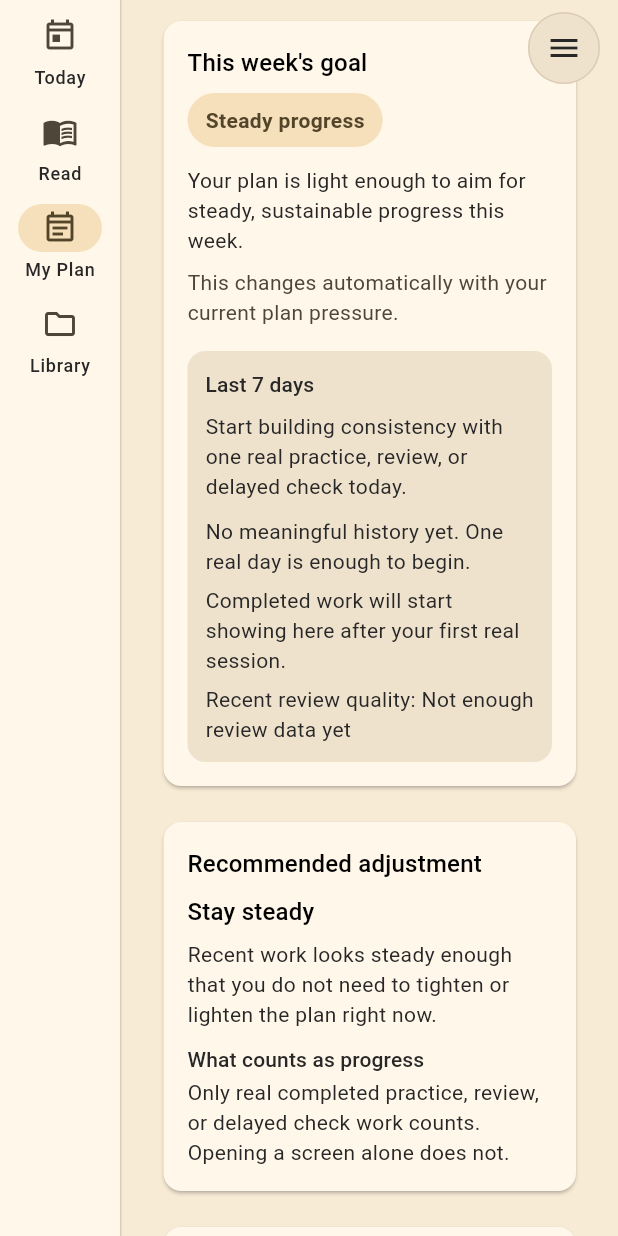
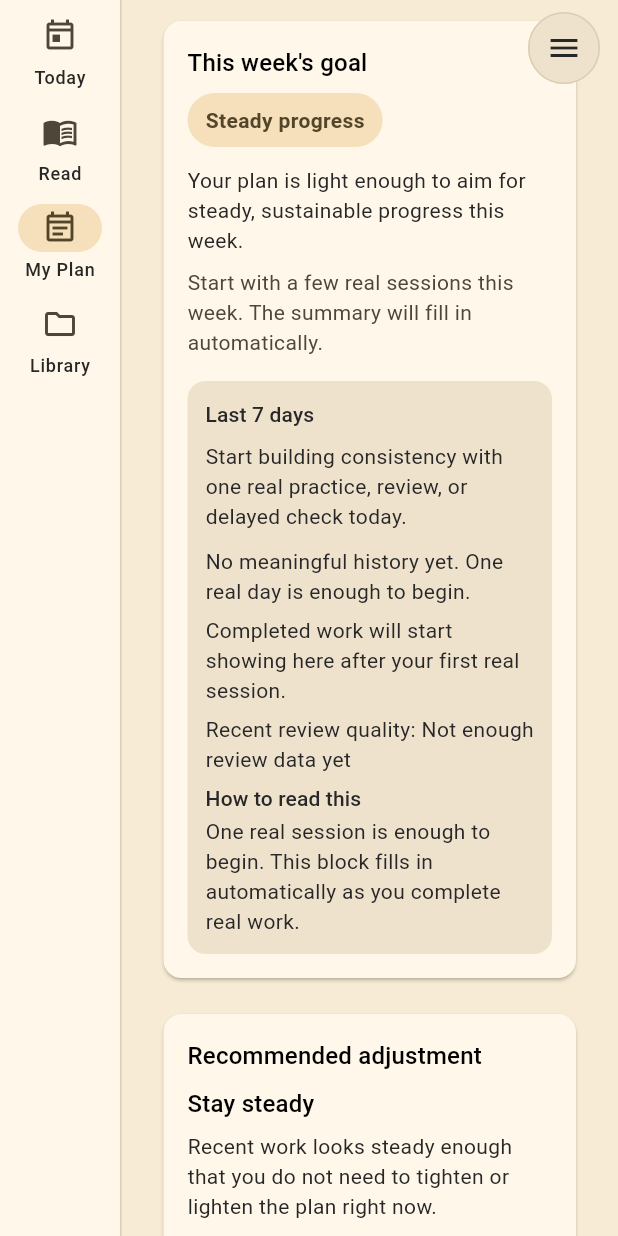
Before and after one commit to Adel199223/hifz_planner, a Flutter app: the PlanScreen screen opened by its route, scrolled down 1728 dp, on a phone screen of 412 x 824 dp. Run offline on Flutter 3.47's test engine with Material 3 defaults, Android fonts, the phone set to English and light mode, and no system bars; our stand-ins replace drift, drift_flutter, flutter_riverpod, flutter_svg, go_router, just_audio and 1 more; missing offline and left inert: just_audio_media_kit; accounts and stored records are empty; generated files the repository leaves out were written again.

Commit message:
feat(goals): align progress language across surfaces

```diff
--- a/lib/data/services/goal_progress_snapshot_service.dart
+++ b/lib/data/services/goal_progress_snapshot_service.dart
@@ -8,6 +8,14 @@ import 'scheduling/weekly_plan_generator.dart';
 enum GoalFocus { steadyProgress, protectRetention, recoveryAndStabilize }
 
 enum GoalProgressQualityBand { steady, mixed, strained }
+
+enum GoalProgressSurfaceState {
+  noMeaningfulHistory,
+  sparseRecentActivity,
+  steadyProgress,
+  protectRetention,
+  recoverySafely,
+}
 
 enum GoalCoachingRecommendation {
   staySteady,
@@ -36,11 +44,35 @@ class GoalProgressSnapshot {
   bool get isSteadyProgress => focus == GoalFocus.steadyProgress;
   bool get isProtectRetention => focus == GoalFocus.protectRetention;
   bool get isRecoveryAndStabilize => focus == GoalFocus.recoveryAndStabilize;
+  int get practiceDaysLast7 => completedPracticeDaysLast7 ?? 0;
+  int get delayedChecksLast7 => completedDelayedChecksLast7 ?? 0;
+  int get reviewsLast7 => completedReviewsLast7 ?? 0;
+  int get newPracticeLast7 => completedNewPracticeLast7 ?? 0;
+  int get totalCompletedWorkLast7 =>
+      delayedChecksLast7 + reviewsLast7 + newPracticeLast7;
   bool get hasRecentHistory =>
-      (completedPracticeDaysLast7 ?? 0) > 0 ||
-      (completedDelayedChecksLast7 ?? 0) > 0 ||
-      (completedReviewsLast7 ?? 0) > 0 ||
-      (completedNewPracticeLast7 ?? 0) > 0;
+      practiceDaysLast7 > 0 ||
+      delayedChecksLast7 > 0 ||
+      reviewsLast7 > 0 ||
+      newPracticeLast7 > 0;
+  bool get hasMeaningfulHistory =>
+      practiceDaysLast7 >= 2 || totalCompletedWorkLast7 >= 3;
+  bool get isSparseRecentActivity => hasRecentHistory && !hasMeaningfulHistory;
+  GoalProgressSurfaceState get surfaceState {
+    if (focus == GoalFocus.recoveryAndStabilize) {
+      return GoalProgressSurfaceState.recoverySafely;
+    }
+    if (!hasRecentHistory) {
+      return GoalProgressSurfaceState.noMeaningfulHistory;
+    }
+    if (isSparseRecentActivity) {
+      return GoalProgressSurfaceState.sparseRecentActivity;
+    }
+    if (focus == GoalFocus.protectRetention) {
+      return GoalProgressSurfaceState.protectRetention;
+    }
+    return GoalProgressSurfaceState.steadyProgress;
+  }
 }
 
 class GoalCoachingAdvice {
--- a/lib/l10n/app_strings.dart
+++ b/lib/l10n/app_strings.dart
@@ -434,11 +434,41 @@ class AppStrings {
     'today_completion_message',
     'Today’s planned memorization and review are complete.',
   );
+  String get todayCompletionStartTitle =>
+      _t('today_completion_start_title', 'A real start counts');
+  String get todayCompletionStartMessage => _t(
+    'today_completion_start_message',
+    'You finished a real day of practice. That is enough to start building consistency.',
+  );
+  String get todayCompletionSparseTitle =>
+      _t('today_completion_sparse_title', 'A calm restart still counts');
+  String get todayCompletionSparseMessage => _t(
+    'today_completion_sparse_message',
+    'You completed real work today. A few calm days like this are enough to rebuild trust in the plan.',
+  );
+  String get todayCompletionRecoveryTitle =>
+      _t('today_completion_recovery_title', 'Recovery work still counts');
+  String get todayCompletionRecoveryMessage => _t(
+    'today_completion_recovery_message',
+    'You protected retention with a lighter day. That is a safe win while the plan is stabilizing.',
+  );
   String get todayEmptyTitle =>
       _t('today_empty_title', 'Nothing is scheduled yet');
   String get todayEmptyMessage => _t(
     'today_empty_message',
     'Open My Plan to set a realistic daily rhythm and see today’s next steps here.',
+  );
+  String get todayEmptySparseTitle =>
+      _t('today_empty_sparse_title', 'Today can stay light');
+  String get todayEmptySparseMessage => _t(
+    'today_empty_sparse_message',
+    'You are getting back into rhythm. Open My Plan if you want a clearer next step for the week.',
+  );
+  String get todayEmptyRecoveryTitle =>
+      _t('today_empty_recovery_title', 'A recovery pause can be intentional');
+  String get todayEmptyRecoveryMessage => _t(
+    'today_empty_recovery_message',
+    'The planner is keeping today light so you can stabilize safely. Open My Plan if you want to review or lighten the week further.',
   );
   String get plannedReviews => _t('planned_reviews', 'Planned Reviews');
   String get noPlannedReviewsLeft =>
@@ -686,6 +716,18 @@ class AppStrings {
     'plan_goal_summary_hint',
     'This changes automatically with your current plan pressure.',
   );
+  String get planGoalSummaryHintStart => _t(
+    'plan_goal_summary_hint_start',
+    'Start with a few real sessions this week. The summary will fill in automatically.',
+  );
+  String get planGoalSummaryHintSparse => _t(
+    'plan_goal_summary_hint_sparse',
+    'A calm, repeatable week is enough. A few more real sessions will make this summary clearer.',
+  );
+  String get planGoalSummaryHintRecovery => _t(
+    'plan_goal_summary_hint_recovery',
+    'This week is about stabilizing safely, not proving speed.',
+  );
   String get planGoalSummarySteady => _t(
     'plan_goal_summary_steady',
     'Your plan is light enough to aim for steady, sustainable progress this week.',
@@ -758,6 +800,10 @@ class AppStrings {
   String get weeklyProgressTrendBuilding => _t(
     'weekly_progress_trend_building',
     'You are building consistency. Keep the main task simple and repeatable.',
+  );
+  String get weeklyProgressTrendSparse => _t(
+    'weekly_progress_trend_sparse',
+    'You are getting back into rhythm. A few calm, real sessions are enough this week.',
   );
   String get weeklyProgressTrendProtect => _t(
     'weekly_progress_trend_protect',
@@ -806,6 +852,28 @@ class AppStrings {
   String get weeklyProgressQualityNotEnoughData => _t(
     'weekly_progress_quality_not_enough_data',
     'Not enough review data yet',
+  );
+  String get weeklyProgressNoteLabel =>
+      _t('weekly_progress_note_label', 'How to read this');
+  String get weeklyProgressNoteStart => _t(
+    'weekly_progress_note_start',
+    'One real session is enough to begin. This block fills in automatically as you complete real work.',
+  );
+  String get weeklyProgressNoteSparse => _t(
+    'weekly_progress_note_sparse',
+    'A gentle return still counts. Keep the next few sessions simple and repeatable.',
+  );
+  String get weeklyProgressNoteSteady => _t(
+    'weekly_progress_note_steady',
+    'Keep repeating the main task and let steady days add up.',
+  );
+  String get weeklyProgressNoteProtect => _t(
+    'weekly_progress_note_protect',
+    'Let reviews and delayed checks keep the safer share of your time until pressure drops.',
+  );
+  String get weeklyProgressNoteRecovery => _t(
+    'weekly_progress_note_recovery',
+    'A lighter week still counts while the planner is helping you stabilize safely.',
   );
   String weeklyProgressRecentQualityLine(String value) => _fmt(
     _t('weekly_progress_recent_quality_line', 'Recent review quality: {value}'),
@@ -1667,6 +1735,23 @@ class AppStrings {
       'failed_to_load_today_plan': "Échec du chargement du plan d'aujourd'hui.",
       'grade_saved': 'Évaluation enregistrée.',
       'failed_to_save_grade': "Échec de l'enregistrement de l'évaluation.",
+      'today_completion_start_title': 'Un vrai début compte',
+      'today_completion_start_message':
+          'Vous avez accompli une vraie journée de pratique. Cela suffit pour commencer à construire la régularité.',
+      'today_completion_sparse_title': 'Une reprise calme compte aussi',
+      'today_completion_sparse_message':
+          'Vous avez accompli un vrai travail aujourd’hui. Quelques jours calmes comme celui-ci suffisent pour reconstruire la confiance dans le plan.',
+      'today_completion_recovery_title':
+          'Le travail de récupération compte aussi',
+      'today_completion_recovery_message':
+          'Vous avez protégé la rétention avec une journée plus légère. C’est une victoire sûre pendant que le plan se stabilise.',
+      'today_empty_sparse_title': 'La journée peut rester légère',
+      'today_empty_sparse_message':
+          'Vous reprenez doucement le rythme. Ouvrez Mon plan si vous voulez une prochaine étape plus claire pour la semaine.',
+      'today_empty_recovery_title':
+          'Une pause de récupération peut être intentionnelle',
+      'today_empty_recovery_message':
+          'Le plan garde cette journée légère pour que vous puissiez vous stabiliser en sécurité. Ouvrez Mon plan si vous voulez revoir ou alléger davantage la semaine.',
       'range_unavailable': 'Plage indisponible',
       'grade_good': 'Bon',
       'grade_medium': 'Moyen',
@@ -1735,6 +1820,12 @@ class AppStrings {
           "Lors d'une journée courte, le jour minimum est une réussite, pas un recul.",
       'plan_goal_summary_hint':
           'Cela change automatiquement selon la pression actuelle de votre plan.',
+      'plan_goal_summary_hint_start':
+          'Commencez par quelques vraies séances cette semaine. Le résumé se remplira automatiquement.',
+      'plan_goal_summary_hint_sparse':
+          'Une semaine calme et répétable suffit. Quelques vraies séances de plus rendront ce résumé plus clair.',
+      'plan_goal_summary_hint_recovery':
+          'Cette semaine consiste à se stabiliser en sécurité, pas à prouver sa vitesse.',
       'plan_goal_summary_steady':
           'Votre plan est assez léger pour viser des progrès réguliers et durables cette semaine.',
       'plan_goal_summary_protect':
@@ -1751,6 +1842,8 @@ class AppStrings {
           'Votre travail récent soutient un rythme hebdomadaire stable.',
       'weekly_progress_trend_building':
           'Vous construisez votre régularité. Gardez la tâche principale simple et répétable.',
+      'weekly_progress_trend_sparse':
+          'Vous reprenez votre rythme. Quelques séances calmes et réelles suffisent cette semaine.',
       'weekly_progress_trend_protect':
           'Le travail avance, mais la rétention a encore besoin de la part la plus sûre de votre temps.',
       'weekly_progress_trend_recovery':
@@ -1768,6 +1861,17 @@ class AppStrings {
       'weekly_progress_quality_strained': 'Besoin d’un rythme plus doux',
       'weekly_progress_quality_not_enough_data':
           'Pas encore assez de données de révision',
+      'weekly_progress_note_label': 'Comment le lire',
+      'weekly_progress_note_start':
+          'Une vraie séance suffit pour commencer. Ce bloc se remplit automatiquement à mesure que vous accomplissez un vrai travail.',
+      'weekly_progress_note_sparse':
+          'Un retour en douceur compte aussi. Gardez les prochaines séances simples et répétables.',
+      'weekly_progress_note_steady':
+          'Continuez à répéter la tâche principale et laissez les journées régulières s’additionner.',
+      'weekly_progress_note_protect':
+          'Laissez les révisions et vérifications différées garder la part la plus sûre de votre temps jusqu’à ce que la pression baisse.',
+      'weekly_progress_note_recovery':
+          'Une semaine plus légère compte aussi pendant que le plan vous aide à vous stabiliser en sécurité.',
       'weekly_progress_recent_quality_line':
           'Qualité récente des révisions : {value}',
       'no_ayahs_for_surah': 'Aucun ayah trouvé pour la sourate {surah}.',
@@ -2031,6 +2135,22 @@ class AppStrings {
       'failed_to_load_today_plan': 'Falha ao carregar plano de hoje.',
       'grade_saved': 'Nota salva.',
       'failed_to_save_grade': 'Falha ao salvar nota.',
+      'today_completion_start_title': 'Um começo real conta',
+      'today_completion_start_message':
+          'Você concluiu um dia real de prática. Isso já basta para começar a construir consistência.',
+      'today_completion_sparse_title': 'Um recomeço calmo também conta',
+      'today_completion_sparse_message':
+          'Você concluiu trabalho real hoje. Alguns dias calmos assim já bastam para reconstruir a confiança no plano.',
+      'today_completion_recovery_title': 'Trabalho de recuperação também conta',
+      'today_completion_recovery_message':
+          'Você protegeu a retenção com um dia mais leve. Isso é uma vitória segura enquanto o plano se estabiliza.',
+      'today_empty_sparse_title': 'Hoje pode continuar leve',
+      'today_empty_sparse_message':
+          'Você está voltando ao ritmo. Abra Meu Plano se quiser um próximo passo mais claro para a semana.',
+      'today_empty_recovery_title':
+          'Uma pausa de recuperação pode ser intencional',
+      'today_empty_recovery_message':
+          'O planejador está deixando hoje mais leve para você se estabilizar com segurança. Abra Meu Plano se quiser revisar ou aliviar mais a semana.',
       'range_unavailable': 'Intervalo indisponível',
       'grade_good': 'Bom',
       'grade_medium': 'Médio',
@@ -2099,6 +2219,12 @@ class AppStrings {
           'Num dia curto, o dia mínimo é um sucesso, não um retrocesso.',
       'plan_goal_summary_hint':
           'Isso muda automaticamente conforme a pressão atual do seu plano.',
+      'plan_goal_summary_hint_start':
+          'Comece com algumas sessões reais nesta semana. O resumo vai se preencher automaticamente.',
+      'plan_goal_summary_hint_sparse':
+          'Uma semana calma e repetível já basta. Mais algumas sessões reais deixarão este resumo mais claro.',
+      'plan_goal_summary_hint_recovery':
+          'Esta semana é para se estabilizar com segurança, não para provar velocidade.',
       'plan_goal_summary_steady':
           'Seu plano está leve o bastante para buscar um progresso constante e sustentável nesta semana.',
       'plan_goal_summary_protect':
@@ -2115,6 +2241,8 @@ class AppStrings {
           'Seu trabalho recente sustenta um ritmo semanal estável.',
       'weekly_progress_trend_building':
           'Você está construindo consistência. Mantenha a tarefa principal simples e repetível.',
+      'weekly_progress_trend_sparse':
+          'Você está retomando o ritmo. Algumas sessões calmas e reais já bastam nesta semana.',
       'weekly_progress_trend_protect':
           'Há trabalho recente, mas a retenção ainda precisa da parte mais segura do seu tempo.',
       'weekly_progress_trend_recovery':
@@ -2132,6 +2260,17 @@ class AppStrings {
       'weekly_progress_quality_strained': 'Precisa de um ritmo mais leve',
       'weekly_progress_quality_not_enough_data':
           'Ainda não há dados de revisão suficientes',
+      'weekly_progress_note_label': 'Como ler isto',
+      'weekly_progress_note_start':
+          'Uma sessão real já basta para começar. Este bloco se preenche automaticamente conforme você conclui trabalho real.',
+      'weekly_progress_note_sparse':
+          'Uma volta suave também conta. Mantenha as próximas sessões simples e repetíveis.',
+      'weekly_progress_note_steady':
+          'Continue repetindo a tarefa principal e deixe os dias constantes se acumularem.',
+      'weekly_progress_note_protect':
+          'Deixe revisões e verificações adiadas ficarem com a parte mais segura do seu tempo até a pressão cair.',
+      'weekly_progress_note_recovery':
+          'Uma semana mais leve também conta enquanto o planejador ajuda você a se estabilizar com segurança.',
       'weekly_progress_recent_quality_line':
           'Qualidade recente das revisões: {value}',
       'no_ayahs_for_surah': 'Nenhum ayah encontrado para a Surah {surah}.',
@@ -2408,6 +2547,21 @@ class AppStrings {
       'failed_to_load_today_plan': 'تعذر تحميل خطة اليوم.',
       'grade_saved': 'تم حفظ التقييم.',
       'failed_to_save_grade': 'فشل حفظ التقييم.',
+      'today_completion_start_title': 'بداية حقيقية تُحسب',
+      'today_completion_start_message':
+          'أكملت يومًا حقيقيًا من التدريب. وهذا يكفي لبدء بناء الانتظام.',
+      'today_completion_sparse_title': 'العودة الهادئة تُحسب أيضًا',
+      'today_completion_sparse_message':
+          'أكملت عملًا حقيقيًا اليوم. بضع أيام هادئة كهذا تكفي لإعادة الثقة بالخطة.',
+      'today_completion_recovery_title': 'عمل التعافي يُحسب أيضًا',
+      'today_completion_recovery_message':
+          'لقد حميت التثبيت بيوم أخف. وهذا نجاح آمن بينما تستعيد الخطة توازنها.',
+      'today_empty_sparse_title': 'يمكن أن يبقى اليوم خفيفًا',
+      'today_empty_sparse_message':
+          'أنت تعود إلى الإيقاع بهدوء. افتح خطتي إذا أردت خطوة أسبوعية أوضح.',
+      'today_empty_recovery_title': 'قد تكون استراحة التعافي مقصودة',
+      'today_empty_recovery_message':
+          'المخطط يبقي اليوم خفيفًا لتستعيد التوازن بأمان. افتح خطتي إذا أردت مراجعة الأسبوع أو تخفيفه أكثر.',
       'range_unavailable': 'النطاق غير متاح',
       'grade_good': 'جيد',
       'grade_medium': 'متوسط',
@@ -2473,6 +2627,12 @@ class AppStrings {
       'today_goal_short_day_recovery':
           'في اليوم القصير، يُعد اليوم الأدنى نجاحًا لا تراجعًا.',
       'plan_goal_summary_hint': 'يتغير هذا تلقائيًا حسب ضغط خطتك الحالي.',
+      'plan_goal_summary_hint_start':
+          'ابدأ ببضع جلسات حقيقية هذا الأسبوع. سيمتلئ الملخص تلقائيًا.',
+      'plan_goal_summary_hint_sparse':
+          'يكفي أسبوع هادئ وقابل للتكرار. وستجعل بضع جلسات حقيقية إضافية هذا الملخص أوضح.',
+      'plan_goal_summary_hint_recovery':
+          'هذا الأسبوع مخصص لاستعادة التوازن بأمان، لا لإثبات السرعة.',
       'plan_goal_summary_steady':
           'خطتك خفيفة بما يكفي لاستهداف تقدّم ثابت ومستدام هذا الأسبوع.',
       'plan_goal_summary_protect':
@@ -2489,6 +2649,8 @@ class AppStrings {
           'عملك الأخير يدعم إيقاعًا أسبوعيًا ثابتًا.',
       'weekly_progress_trend_building':
           'أنت تبني الانتظام. اجعل المهمة الأساسية بسيطة وقابلة للتكرار.',
+      'weekly_progress_trend_sparse':
+          'أنت تعود إلى الإيقاع. بضع جلسات هادئة وحقيقية تكفي هذا الأسبوع.',
       'weekly_progress_trend_protect':
           'يوجد عمل حديث، لكن التثبيت ما زال يحتاج إلى الحصة الأكثر أمانًا من وقتك.',
       'weekly_progress_trend_recovery':
@@ -2505,6 +2667,17 @@ class AppStrings {
       'weekly_progress_quality_strained': 'تحتاج إلى وتيرة ألطف',
       'weekly_progress_quality_not_enough_data':
           'لا توجد بيانات مراجعة كافية بعد',
+      'weekly_progress_note_label': 'كيف تقرأ هذا',
+      'weekly_progress_note_start':
+          'جلسة حقيقية واحدة تكفي للبداية. سيمتلئ هذا الجزء تلقائيًا كلما أنجزت عملًا حقيقيًا.',
+      'weekly_progress_note_sparse':
+          'العودة الهادئة تُحسب أيضًا. اجعل الجلسات القادمة بسيطة وقابلة للتكرار.',
+      'weekly_progress_note_steady':
+          'واصل تكرار المهمة الأساسية ودع الأيام الثابتة تتراكم.',
+      'weekly_progress_note_protect':
+          'دع المراجعات والتحققات المؤجلة تأخذ الحصة الأكثر أمانًا من وقتك حتى ينخفض الضغط.',
+      'weekly_progress_note_recovery':
+          'الأسبوع الأخف يُحسب أيضًا بينما يساعدك المخطط على استعادة التوازن بأمان.',
       'weekly_progress_recent_quality_line': 'جودة المراجعة مؤخرًا: {value}',
       'no_ayahs_for_surah': 'لا توجد آيات للسورة {surah}.',
       'no_ayahs_for_page': 'لا توجد آيات للصفحة {page}.',
--- a/lib/screens/plan_screen.dart
+++ b/lib/screens/plan_screen.dart
@@ -1153,6 +1153,7 @@ class _PlanScreenState extends ConsumerState<PlanScreen> {
         ref
             .read(goalProgressSnapshotServiceProvider)
             .fromWeeklyPlan(_weeklyPlan);
+    final surfaceState = snapshot.surfaceState;
     final scheme = Theme.of(context).colorScheme;
     final (background, foreground) = switch (snapshot.focus) {
       GoalFocus.steadyProgress => (
@@ -1208,7 +1209,7 @@ class _PlanScreenState extends ConsumerState<PlanScreen> {
             ),
             const SizedBox(height: 8),
             Text(
-              strings.planGoalSummaryHint,
+              _localizedPlanGoalSummaryHint(strings, surfaceState),
               key: const ValueKey('plan_goal_summary_hint'),
               style: TextStyle(
                 color: Theme.of(context).colorScheme.onSurfaceVariant,
@@ -1252,6 +1253,16 @@ class _PlanScreenState extends ConsumerState<PlanScreen> {
                       ),
                       key: const ValueKey('plan_weekly_progress_quality'),
                     ),
+                    const SizedBox(height: 6),
+                    Text(
+                      strings.weeklyProgressNoteLabel,
+                      style: Theme.of(context).textTheme.labelLarge,
+                    ),
+                    const SizedBox(height: 2),
+                    Text(
+                      _localizedWeeklyProgressNote(strings, surfaceState),
+                      key: const ValueKey('plan_weekly_progress_note'),
+                    ),
                   ],
                 ),
               ),
@@ -1366,21 +1377,18 @@ class _PlanScreenState extends ConsumerState<PlanScreen> {
     AppStrings strings,
     GoalProgressSnapshot snapshot,
   ) {
-    if (!snapshot.hasRecentHistory) {
-      return strings.weeklyProgressTrendStart;
-    }
-    if (snapshot.focus == GoalFocus.recoveryAndStabilize) {
-      return strings.weeklyProgressTrendRecovery;
-    }
-    final activeDays = snapshot.completedPracticeDaysLast7 ?? 0;
-    if (activeDays >= 4 &&
-        snapshot.recentQualityBand != GoalProgressQualityBand.strained) {
-      return strings.weeklyProgressTrendSteady;
-    }
-    if (snapshot.focus == GoalFocus.protectRetention) {
-      return strings.weeklyProgressTrendProtect;
-    }
-    return strings.weeklyProgressTrendBuilding;
+    return switch (snapshot.surfaceState) {
+      GoalProgressSurfaceState.noMeaningfulHistory =>
+        strings.weeklyProgressTrendStart,
+      GoalProgressSurfaceState.sparseRecentActivity =>
+        strings.weeklyProgressTrendSparse,
+      GoalProgressSurfaceState.steadyProgress =>
+        strings.weeklyProgressTrendSteady,
+      GoalProgressSurfaceState.protectRetention =>
+        strings.weeklyProgressTrendProtect,
+      GoalProgressSurfaceState.recoverySafely =>
+        strings.weeklyProgressTrendRecovery,
+    };
   }
 
   String _localizedWeeklyProgressConsistency(
@@ -1390,9 +1398,7 @@ class _PlanScreenState extends ConsumerState<PlanScreen> {
     if (!snapshot.hasRecentHistory) {
       return strings.weeklyProgressConsistencyStart;
     }
-    return strings.weeklyProgressConsistencyValue(
-      snapshot.completedPracticeDaysLast7 ?? 0,
-    );
+    return strings.weeklyProgressConsistencyValue(snapshot.practiceDaysLast7);
   }
 
   String _localizedWeeklyProgressCounts(
@@ -1403,9 +1409,9 @@ class _PlanScreenState extends ConsumerState<PlanScreen> {
       return strings.weeklyProgressCountsStart;
     }
     return strings.weeklyProgressCountsValue(
-      snapshot.completedReviewsLast7 ?? 0,
-      snapshot.completedDelayedChecksLast7 ?? 0,
-      snapshot.completedNewPracticeLast7 ?? 0,
+      snapshot.reviewsLast7,
+      snapshot.delayedChecksLast7,
+      snapshot.newPracticeLast7,
     );
   }
 
@@ -1421,6 +1427,24 @@ class _PlanScreenState extends ConsumerState<PlanScreen> {
     };
   }
 
+  String _localizedWeeklyProgressNote(
+    AppStrings strings,
+    GoalProgressSurfaceState surfaceState,
+  ) {
+    return switch (surfaceState) {
+      GoalProgressSurfaceState.noMeaningfulHistory =>
+        strings.weeklyProgressNoteStart,
+      GoalProgressSurfaceState.sparseRecentActivity =>
+        strings.weeklyProgressNoteSparse,
+      GoalProgressSurfaceState.steadyProgress =>
+        strings.weeklyProgressNoteSteady,
+      GoalProgressSurfaceState.protectRetention =>
+        strings.weeklyProgressNoteProtect,
+      GoalProgressSurfaceState.recoverySafely =>
+        strings.weeklyProgressNoteRecovery,
+    };
+  }
+
   String _localizedGoalFocusLabel(AppStrings strings, GoalFocus focus) {
     return switch (focus) {
       GoalFocus.steadyProgress => strings.goalFocusSteadyProgress,
@@ -1434,6 +1458,22 @@ class _PlanScreenState extends ConsumerState<PlanScreen> {
       GoalFocus.steadyProgress => strings.planGoalSummarySteady,
       GoalFocus.protectRetention => strings.planGoalSummaryProtect,
       GoalFocus.recoveryAndStabilize => strings.planGoalSummaryRecovery,
+    };
+  }
+
+  String _localizedPlanGoalSummaryHint(
+    AppStrings strings,
+    GoalProgressSurfaceState surfaceState,
+  ) {
+    return switch (surfaceState) {
+      GoalProgressSurfaceState.noMeaningfulHistory =>
+        strings.planGoalSummaryHintStart,
+      GoalProgressSurfaceState.sparseRecentActivity =>
+        strings.planGoalSummaryHintSparse,
+      GoalProgressSurfaceState.recoverySafely =>
+        strings.planGoalSummaryHintRecovery,
+      GoalProgressSurfaceState.steadyProgress => strings.planGoalSummaryHint,
+      GoalProgressSurfaceState.protectRetention => strings.planGoalSummaryHint,
     };
   }
 
```
Also changed, not shown: docs/assistant/ISSUE_MEMORY.json (+5 -3 lines), lib/screens/today_screen.dart (+112 -25 lines), 10 other files.
